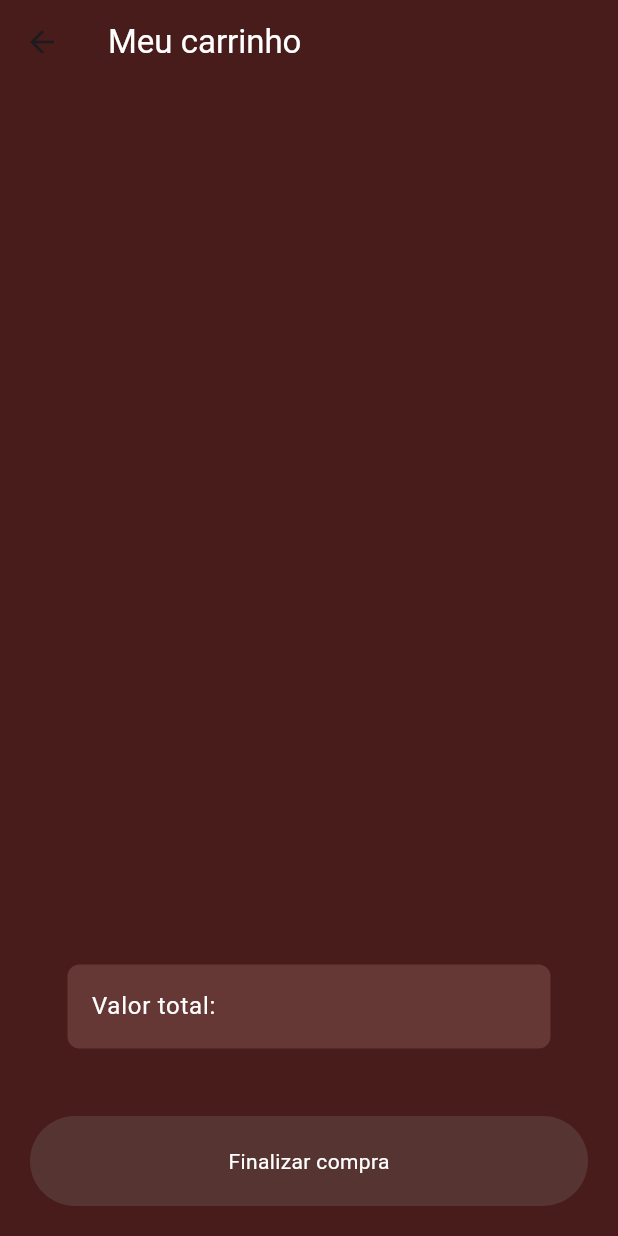
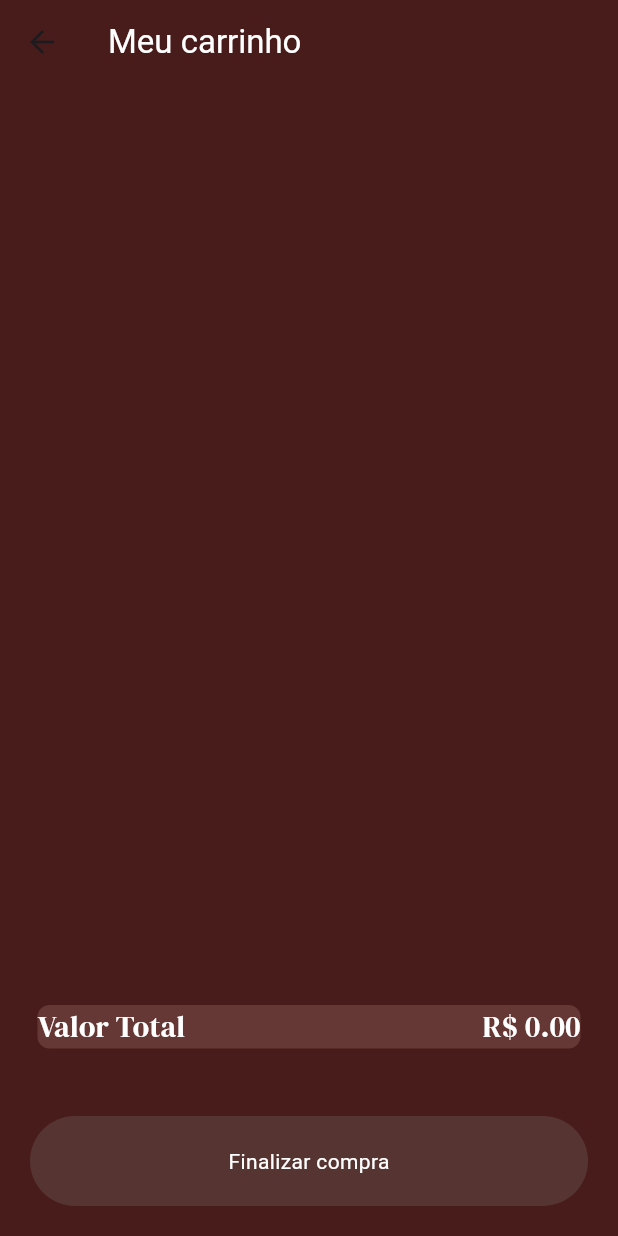
Before and after one commit to LucasDevMelo/restaurant_sushi_project, a Flutter app: the CartPage screen opened by its route, on a phone screen of 412 x 824 dp. Run offline on Flutter 3.47's test engine with Material 3 defaults, Android fonts, the phone set to English and light mode, and no system bars; our stand-ins replace google_fonts.

Commit message:
Finalização da tela do carrinho - adição da funcionalidade de mostrar o valor total da compra

```diff
--- a/lib/pages/cart_page.dart
+++ b/lib/pages/cart_page.dart
@@ -1,4 +1,5 @@
 import 'package:flutter/material.dart';
+import 'package:google_fonts/google_fonts.dart';
 import 'package:provider/provider.dart';
 import 'package:restaurant_sushi_project/components/button.dart';
 import 'package:restaurant_sushi_project/theme/colors.dart';
@@ -8,24 +9,29 @@ import '../models/food.dart';
 class CartPage extends StatelessWidget {
   const CartPage({super.key});
 
-  //remover do carrinho
-  void removeFromCart(Food food, BuildContext context){
-    //obter acesso a compra
+  // Remover do carrinho
+  void removeFromCart(Food food, BuildContext context) {
+    // Obter acesso à compra
     final shop = context.read<Shop>();
 
-    //remover do carrinho
+    // Remover do carrinho
     shop.removeFromCart(food);
-
   }
 
-  // //valor total
-  // void valorTotal (){
-
-  // }
+  // Função para calcular o valor total
+  double calculateTotal(List<Food> cart) {
+    double total = 0.0;
+    for (var food in cart) {
+      // Converter o preço de string para double
+      double price = double.tryParse(food.price.replaceAll('R\$ ', '')) ?? 0.0;
+      total += price;
+    }
+    return total;
+  }
 
   @override
   Widget build(BuildContext context) {
-    return Consumer<Shop>(builder: (context, value, child) =>  Scaffold(
+    return Consumer<Shop>(builder: (context, value, child) => Scaffold(
       backgroundColor: primaryColor,
       appBar: AppBar(
         title: const Text("Meu carrinho", style: TextStyle(color: Colors.white),),
@@ -34,25 +40,25 @@ class CartPage extends StatelessWidget {
       ),
       body: Column(
         children: [
-          //itens do carrinho
+          // Itens do carrinho
           Expanded(
             child: ListView.builder(
                 shrinkWrap: true,
-              itemCount: value.cart.length,
-                itemBuilder: (context, index){
-                  // pegar do carrinho
+                itemCount: value.cart.length,
+                itemBuilder: (context, index) {
+                  // Pegar do carrinho
                   final Food food = value.cart[index];
 
-                  //pegar imagem da comida
+                  // Pegar imagem da comida
                   final String imagePath = food.imagePath;
 
-                  // pegar nome da comida
+                  // Pegar nome da comida
                   final String foodName = food.name;
 
-                  // pegar preço da comida
+                  // Pegar preço da comida
                   final String foodPrice = food.price;
 
-                  //retornar titulo da comida
+                  // Retornar título da comida
                   return Container(
                     decoration: BoxDecoration(color: secondaryColor, borderRadius: BorderRadius.circular(8)),
                     margin: EdgeInsets.only(left: 20, top: 20, right: 20),
@@ -75,27 +81,39 @@ class CartPage extends StatelessWidget {
             padding: const EdgeInsets.all(25.0),
             child: Container(
               decoration: BoxDecoration(color: secondaryColor, borderRadius: BorderRadius.circular(8)),
-                    margin: EdgeInsets.only(left: 20, top: 20, right: 20),
-                    child: ListTile(
-                      title: Text("Valor total:",
-                      style: TextStyle(color: Colors.white),),
+              margin: EdgeInsets.only(left: 0, top: 0, right: 0),
+              child: Row(
+                mainAxisAlignment: MainAxisAlignment.spaceBetween,
+                children: [
+                  Text(
+                    'Valor Total',
+                    style: GoogleFonts.dmSerifDisplay(
+                      fontSize: 20,
+                      color: Colors.white,
                     ),
-
+                  ),
+                  Text(
+                    'R\$ ${calculateTotal(value.cart).toStringAsFixed(2)}',
+                    style: GoogleFonts.dmSerifDisplay(
+                      fontSize: 20,
+                      color: Colors.white,
+                    ),
+                  ),
+                ],
+              ),
             ),
           ),
 
-
-
-          //Botao de compra
+          // Botão de compra
           Padding(
             padding: const EdgeInsets.all(20.0),
             child: MyButton(
-                text: "Finalizar compra",
-                onTap: (){},
+              text: "Finalizar compra",
+              onTap: () {},
             ),
           )
         ],
       ),
-    ),);
+    ));
   }
 }
```
